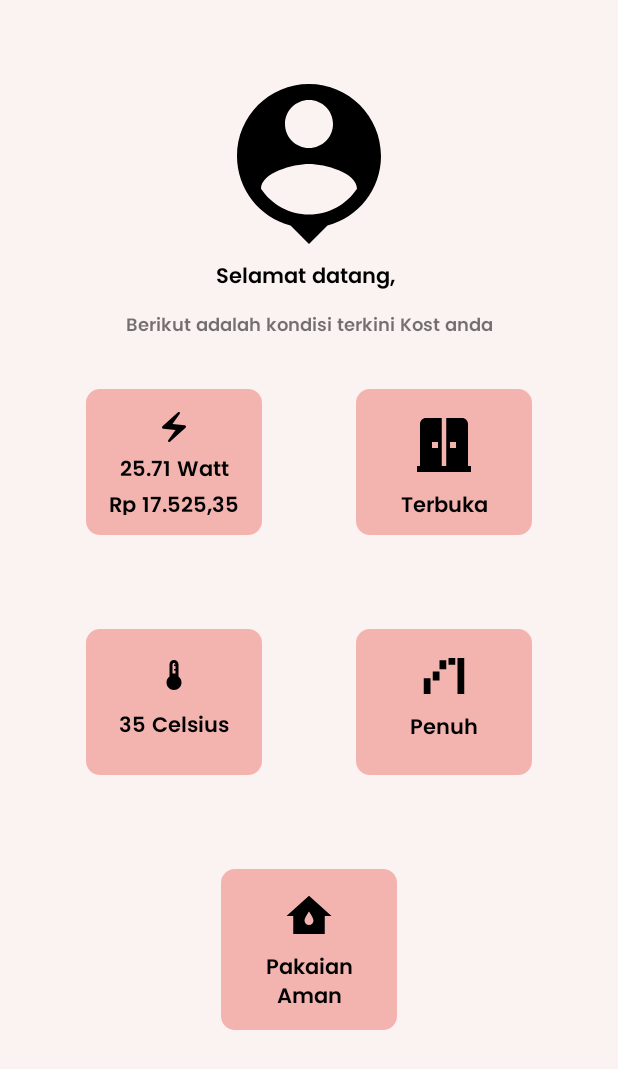
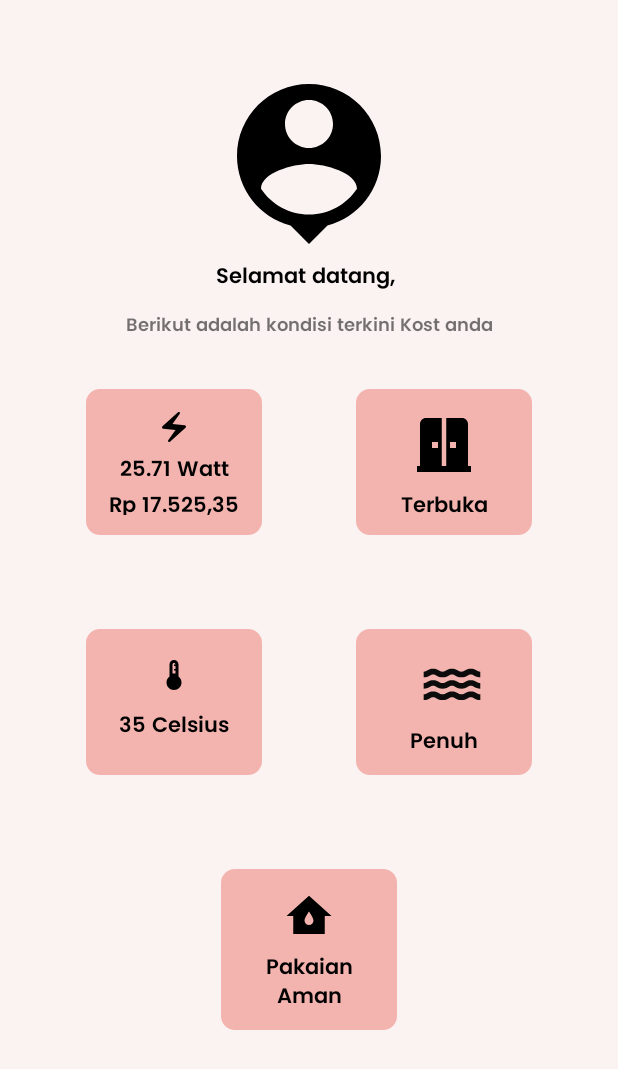
Before and after one commit to Blackpaper13/TA_PROJECT_FINAL, an Android app: the layout fragment_home.xml on its own in the app's theme, with its tools: preview values and no code run, on a phone screen of 412 x 824 dp. Shown: the top 1069 px of the screen. Run offline under Robolectric (Android 15) with nearby library versions, the phone set to English and light mode, and no system bars.

Commit message:
final_revisi_2

```diff
--- /dev/null
+++ b/app/src/main/res/drawable/baseline_water_24.xml
@@ -0,0 +1,5 @@
+<vector android:height="24dp" android:tint="#0C0C0C"
+    android:viewportHeight="24" android:viewportWidth="24"
+    android:width="24dp" xmlns:android="http://schemas.android.com/apk/res/android">
+    <path android:fillColor="@android:color/white" android:pathData="M21.98,14H22H21.98zM5.35,13c1.19,0 1.42,1 3.33,1c1.95,0 2.09,-1 3.33,-1c1.19,0 1.42,1 3.33,1c1.95,0 2.09,-1 3.33,-1c1.19,0 1.4,0.98 3.31,1v-2c-1.19,0 -1.42,-1 -3.33,-1c-1.95,0 -2.09,1 -3.33,1c-1.19,0 -1.42,-1 -3.33,-1c-1.95,0 -2.09,1 -3.33,1c-1.19,0 -1.42,-1 -3.33,-1C3.38,11 3.24,12 2,12v2C3.9,14 4.17,13 5.35,13zM18.67,15c-1.95,0 -2.09,1 -3.33,1c-1.19,0 -1.42,-1 -3.33,-1c-1.95,0 -2.1,1 -3.34,1c-1.24,0 -1.38,-1 -3.33,-1c-1.95,0 -2.1,1 -3.34,1v2c1.95,0 2.11,-1 3.34,-1c1.24,0 1.38,1 3.33,1c1.95,0 2.1,-1 3.34,-1c1.19,0 1.42,1 3.33,1c1.94,0 2.09,-1 3.33,-1c1.19,0 1.42,1 3.33,1v-2C20.76,16 20.62,15 18.67,15zM5.35,9c1.19,0 1.42,1 3.33,1c1.95,0 2.09,-1 3.33,-1c1.19,0 1.42,1 3.33,1c1.95,0 2.09,-1 3.33,-1c1.19,0 1.4,0.98 3.31,1V8c-1.19,0 -1.42,-1 -3.33,-1c-1.95,0 -2.09,1 -3.33,1c-1.19,0 -1.42,-1 -3.33,-1C10.04,7 9.9,8 8.66,8C7.47,8 7.24,7 5.33,7C3.38,7 3.24,8 2,8v2C3.9,10 4.17,9 5.35,9z"/>
+</vector>
--- a/app/src/main/res/layout/fragment_home.xml
+++ b/app/src/main/res/layout/fragment_home.xml
@@ -149,17 +149,19 @@
             android:orientation="vertical">
 
             <ImageView
+                android:layout_width="101dp"
+                android:layout_height="45dp"
                 android:layout_marginBottom="5dp"
+                android:src="@drawable/baseline_water_24" />
+
+            <TextView
+                android:id="@+id/status_water_tank"
                 android:layout_width="match_parent"
                 android:layout_height="wrap_content"
-                android:src="@drawable/ic_baseline_waterfall_chart"/>
-            <TextView
-                android:textColor="@color/black"
                 android:fontFamily="@font/poppins_semibold"
+                android:text="Penuh"
                 android:textAlignment="center"
-                android:layout_width="match_parent"
-                android:layout_height="wrap_content"
-                android:text="Penuh"/>
+                android:textColor="@color/black" />
 
         </LinearLayout>
 
```
Also changed, not shown: app/src/main/java/com/example/final_project_ta/view/fragment/HomeFragment.kt (+45 -0 lines).
